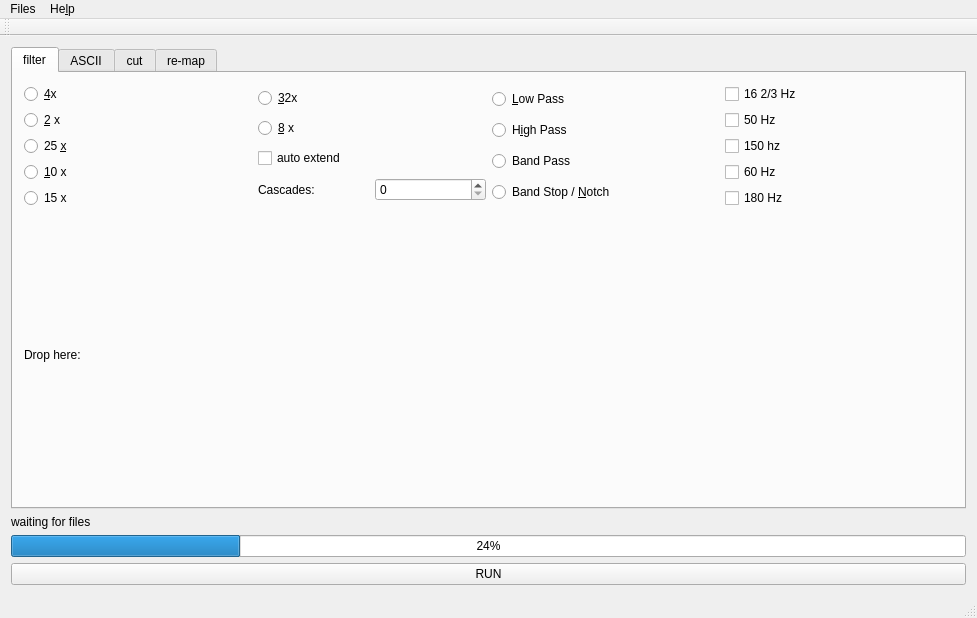
Before: the Qt Designer form procmt/filter/filter.ui in bfrmtx/procmt_2021, drawn with Qt 5.
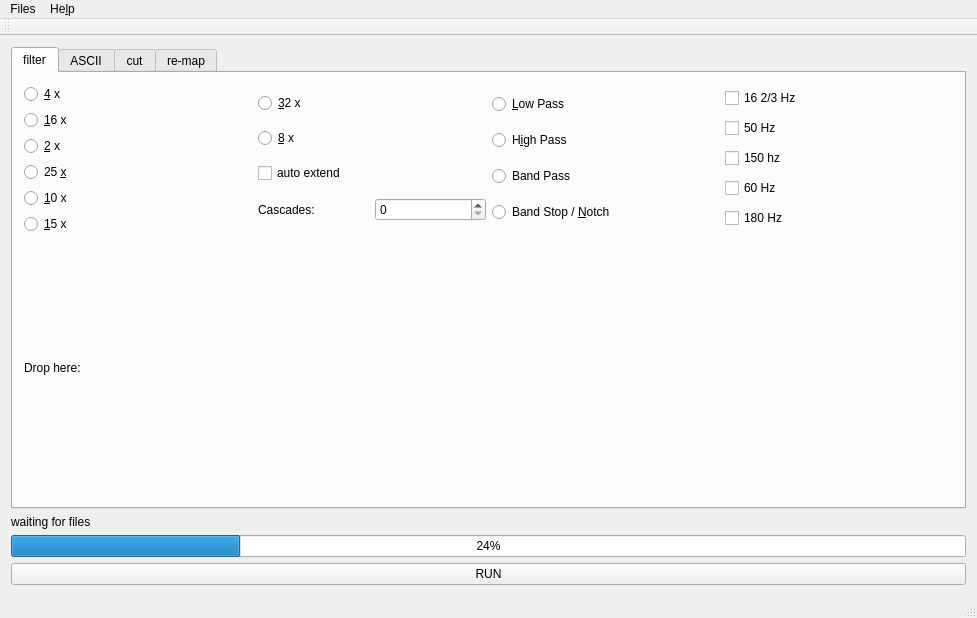
After: the same form once the commit is applied.

```diff
--- a/procmt/filter/filter.ui
+++ b/procmt/filter/filter.ui
@@ -44,7 +44,14 @@
             <item>
              <widget class="QRadioButton" name="rb_4x">
               <property name="text">
-               <string>&amp;4x</string>
+               <string>&amp;4 x</string>
+              </property>
+             </widget>
+            </item>
+            <item>
+             <widget class="QRadioButton" name="rb_16x">
+              <property name="text">
+               <string>&amp;16 x</string>
               </property>
              </widget>
             </item>
@@ -72,7 +79,7 @@
             <item>
              <widget class="QRadioButton" name="rb_15x">
               <property name="text">
-               <string>15 x</string>
+               <string>&amp;15 x</string>
               </property>
              </widget>
             </item>
@@ -83,7 +90,7 @@
             <item>
              <widget class="QRadioButton" name="rb_32x">
               <property name="text">
-               <string>&amp;32x</string>
+               <string>&amp;32 x</string>
               </property>
              </widget>
             </item>
```
